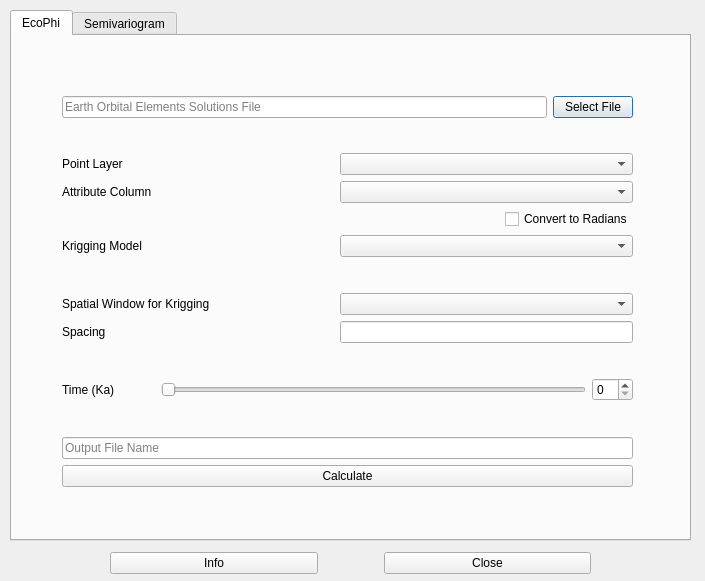
Before: the Qt Designer form eco_phi/eco_phi_dialog_base.ui in LACourtenay/QGIS_EcoPhi_Plugin, drawn with Qt 5.
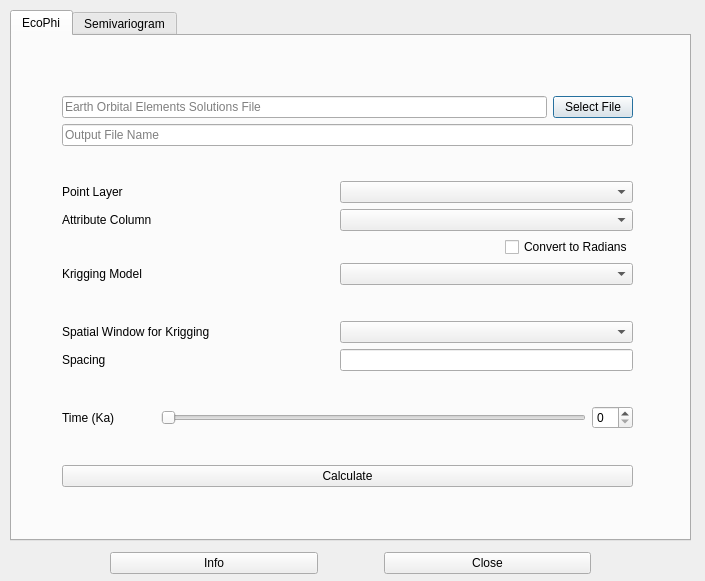
After: the same form once the commit is applied. Icons and pictures are not drawn.

Commit message: Fixing little bug in tranformPhiData function to connect it with the update_variogram_plot function

What changed in the file:
```diff
--- a/eco_phi/eco_phi_dialog_base.ui
+++ b/eco_phi/eco_phi_dialog_base.ui
@@ -93,6 +93,13 @@
           </item>
          </layout>
         </item>
+        <item>
+         <widget class="QLineEdit" name="lineEditOutputName">
+          <property name="placeholderText">
+           <string>Output File Name</string>
+          </property>
+         </widget>
+        </item>
         <item>
          <spacer name="verticalSpacer_5">
           <property name="orientation">
@@ -352,13 +359,6 @@
             </property>
            </spacer>
           </item>
-          <item>
-           <widget class="QLineEdit" name="lineEditOutputName">
-            <property name="placeholderText">
-             <string>Output File Name</string>
-            </property>
-           </widget>
-          </item>
           <item>
            <widget class="QPushButton" name="BtnCalculate">
             <property name="text">
```
The commit also changes 1 other file.
